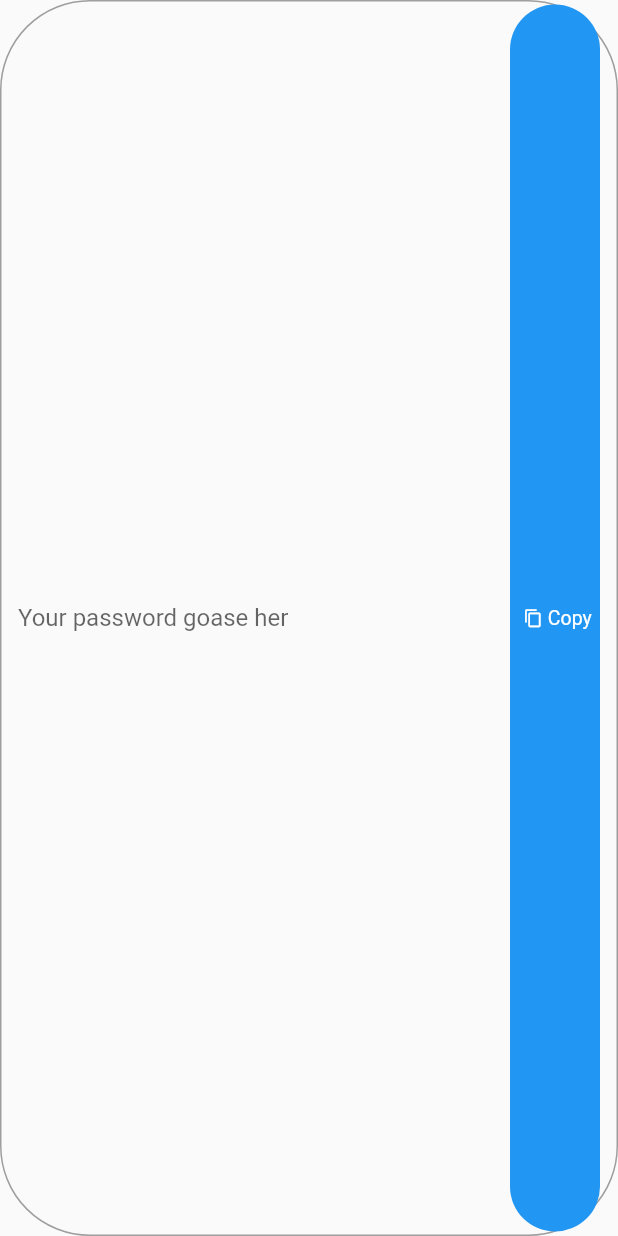
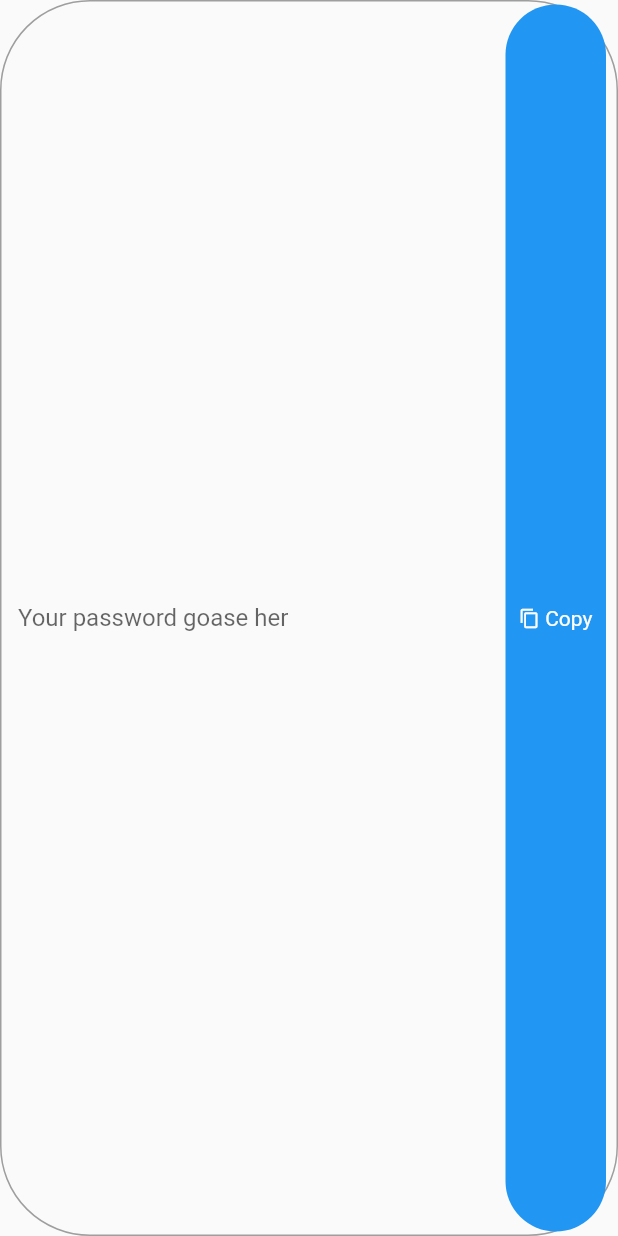
Before and after one commit to aminemeickel/Password_generator_flutter, a Flutter app: what textfield() shows on an empty page, opened directly with empty values, on a phone screen of 412 x 824 dp. Run offline on Flutter 3.47's test engine with Material 2 defaults, Android fonts, the phone set to English and light mode, and no system bars; our stand-ins replace fluttertoast.

Commit message:
small fix

```diff
--- a/lib/components/textField.dart
+++ b/lib/components/textField.dart
@@ -32,20 +32,20 @@ Widget textfield({
                 shape: BoxShape.rectangle,
                 color: Colors.blue,
                 borderRadius: BorderRadius.all(Radius.circular(50))),
-            margin: EdgeInsets.fromLTRB(9, 3, 12, 3),
+            margin: EdgeInsets.fromLTRB(0, 3, 8, 3),
             padding: EdgeInsets.fromLTRB(9, 0, 1, 0),
             alignment: Alignment.center,
-            width: 60,
+            width: 67,
             child: Row(
               children: [
                 Icon(
                   Icons.copy,
                   color: Colors.white,
-                  size: 13,
+                  size: 14,
                 ),
                 Text(
                   " Copy",
-                  style: TextStyle(color: Colors.white, fontSize: 13),
+                  style: TextStyle(color: Colors.white, fontSize: 14),
                 )
               ],
             ),
```
Also changed, not shown: lib/home.dart (+4 -3 lines).
